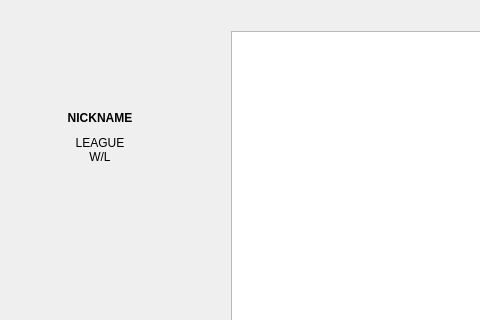
Qt form mainwindow.ui (moevm/gui-1h2018-20) before a commit; both pictures show x 0 to 480 and y 0 to 320 of the 900 by 500 pixel window.
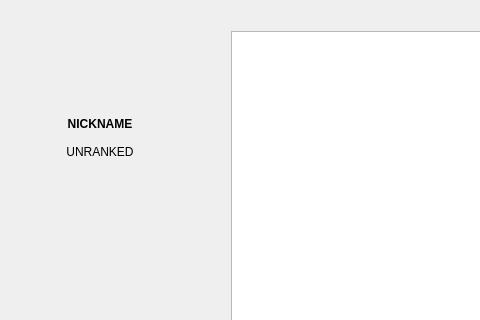
The same form after that commit.

```diff
--- a/mainwindow.ui
+++ b/mainwindow.ui
@@ -124,8 +124,7 @@
         </sizepolicy>
        </property>
        <property name="text">
-        <string>LEAGUE
-W/L</string>
+        <string>UNRANKED</string>
        </property>
        <property name="alignment">
         <set>Qt::AlignHCenter|Qt::AlignTop</set>
```
